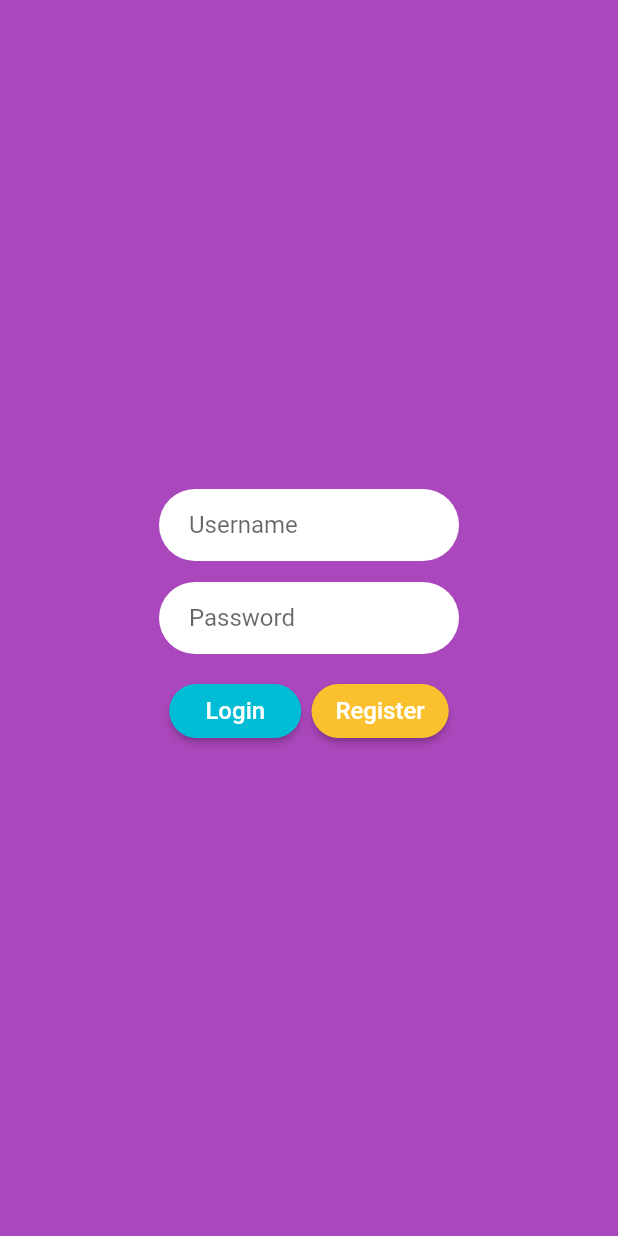
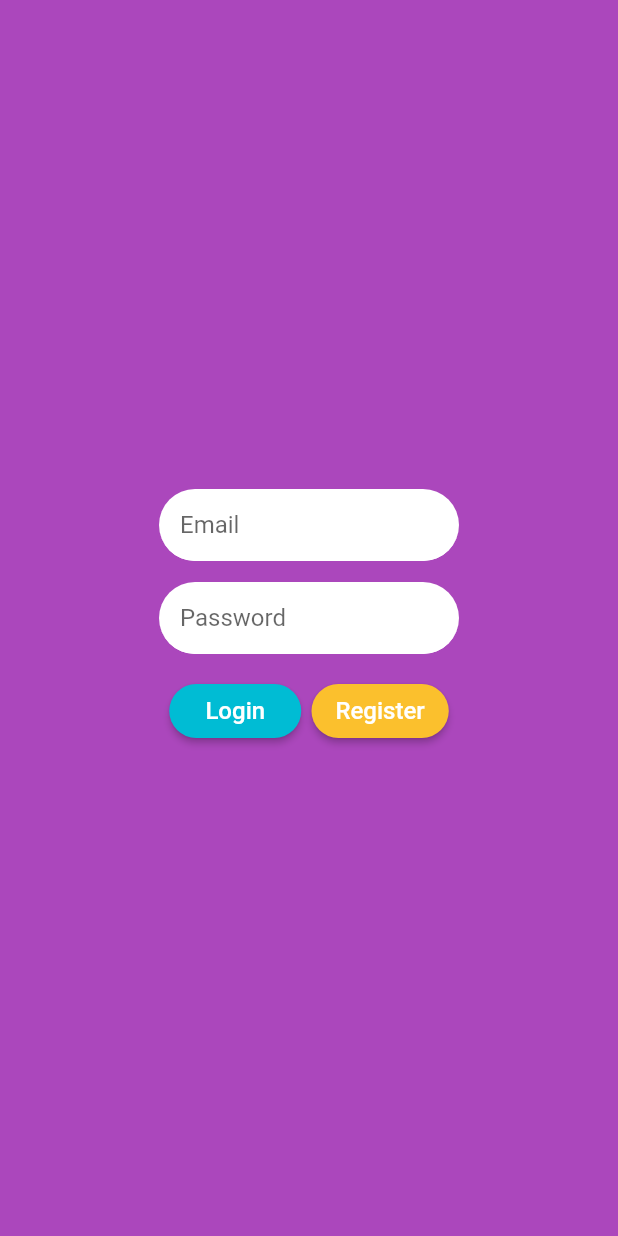
Before and after one commit to ashiqurrah7/Quizzard, a Flutter app: the Login screen opened directly, on a phone screen of 412 x 824 dp. Run offline on Flutter 3.47's test engine with Material 2 defaults, Android fonts, the phone set to English and light mode, and no system bars; our stand-ins replace cloud_firestore, firebase_auth, flutter_spinkit; accounts and stored records are empty.

Commit message:
Working Signup and Signin

```diff
--- a/lib/models/user.dart
+++ b/lib/models/user.dart
@@ -1,10 +1,10 @@
-class Users {
+class User {
   final String uid;
   String fname;
   String username;
   String password;
 
-  Users({
+  User({
     this.uid,
     this.fname,
     this.username,
--- a/lib/login.dart
+++ b/lib/screens/authenticate/login.dart
@@ -1,6 +1,8 @@
 import 'package:flutter/cupertino.dart';
 import 'package:flutter/material.dart';
 import 'package:quizzard/services/auth.dart';
+import 'package:quizzard/shared/constants.dart';
+import 'package:quizzard/shared/loading.dart';
 
 void main() => runApp(MaterialApp(
   home: Login(),
@@ -10,6 +12,9 @@ void main() => runApp(MaterialApp(
 
 class Login extends StatefulWidget {
 
+  final Function toggleView;
+  Login({ this.toggleView });
+
   @override
   _LoginState createState() => _LoginState();
 }
@@ -17,54 +22,41 @@ class Login extends StatefulWidget {
 class _LoginState extends State<Login> {
 
   final AuthService _auth = AuthService();
+  final _formKey = GlobalKey<FormState>();
+  bool loading = false;
+
 
   String username = '';
   String password = '';
+  String error = '';
 
   @override
   Widget build(BuildContext context) {
-    return Scaffold(
+    return loading ? Loading() : Scaffold(
       backgroundColor: Colors.purple[400],
       body: Center(
         child: Container(
           height: 200,
           width: 200,
           child: Form(
+            key: _formKey,
             child: Column(
               mainAxisAlignment: MainAxisAlignment.spaceEvenly,
               children: <Widget>[
-                Container(
-                  decoration: BoxDecoration(
-                      color: Colors.white,
-                      borderRadius: BorderRadius.circular(30)
-                  ),
-                  padding: EdgeInsets.only(left: 20),
-                  child: TextFormField(
-                    decoration: InputDecoration(
-                      border: InputBorder.none,
-                      hintText: 'Username',
-                    ),
+                TextFormField(
+                  validator: (val) => val.isEmpty ? 'Enter a username' : null,
+                  decoration: textInputDecoration.copyWith(hintText: 'Email'),
                   onChanged: (val){
                     setState(() => username = val);
                   },
                 ),
-                ),
-                Container(
-                  decoration: BoxDecoration(
-                    color: Colors.white,
-                    borderRadius: BorderRadius.circular(30)
-                  ),
-                  padding: EdgeInsets.only(left: 20),
-                  child: TextFormField(
-                    decoration: InputDecoration(
-                      border: InputBorder.none,
-                      hintText: 'Password',
-                    ),
+                TextFormField(
+                  validator: (val) => val.length < 6 ? 'Enter a password which is 6+ characters long' : null,
+                  decoration: textInputDecoration.copyWith(hintText: 'Password'),
                   obscureText: true,
                   onChanged: (val){
                     setState(() => password = val);
                   }
-                  ),
                 ),
                 Row(
                   mainAxisAlignment: MainAxisAlignment.spaceEvenly,
@@ -81,8 +73,17 @@ class _LoginState extends State<Login> {
                             fontSize: 16,
                           ),
                         ),
-                        onPressed: (){
-
+                        onPressed: () async {
+                          if (_formKey.currentState.validate()){
+                            setState(() => loading = true);
+                            dynamic result = await _auth.signInWithCreds(username, password);
+                            if(result == null) {
+                              setState(() {
+                                error = 'Could not sign in with those credentials';
+                                loading = false;
+                              });
+                            }
+                          }
                         },
                       ),
                       MaterialButton(
@@ -98,7 +99,7 @@ class _LoginState extends State<Login> {
                           ),
                         ),
                         onPressed: (){
-                          Navigator.pushNamed(context, '/register');
+                          widget.toggleView();
                         },
                       ),
                     ],
--- /dev/null
+++ b/lib/services/database.dart
@@ -0,0 +1,17 @@
+import 'package:cloud_firestore/cloud_firestore.dart';
+
+class DatabaseService{
+
+  final String uid;
+  DatabaseService({this.uid});
+
+  //collection reference
+  final CollectionReference enrollCollection = Firestore.instance.collection('enrolled');
+
+  Future updateUserData(String course) async{
+    return await enrollCollection.document(uid).setData({
+      'course' : course,
+    });
+  }
+
+}
--- /dev/null
+++ b/lib/shared/constants.dart
@@ -0,0 +1,18 @@
+import 'package:flutter/material.dart';
+
+InputDecoration textInputDecoration = InputDecoration(
+  contentPadding: const EdgeInsets.only(
+      left: 14.0, bottom: 8.0, top: 8.0),
+  filled: true,
+  fillColor: Colors.white,
+  enabledBorder: UnderlineInputBorder(
+    borderSide: new BorderSide(color: Colors.white),
+    borderRadius: new BorderRadius.circular(25.7),
+  ),
+  focusedBorder: OutlineInputBorder(
+    borderSide: new BorderSide(color: Colors.white),
+    borderRadius: new BorderRadius.circular(25.7),
+  ),
+
+  errorStyle: TextStyle(color: Colors.yellow),
+);
```
Also changed, not shown: lib/main.dart (+40 -38 lines), lib/register.dart (deleted, +0 -145 lines), lib/screens/authenticate/authenticate.dart (added, +26 -0 lines), lib/screens/authenticate/register.dart (added, +132 -0 lines), lib/screens/home/home.dart (renamed from lib/home.dart, +8 -4 lines), lib/screens/wrapper.dart (renamed from lib/services/wrapper.dart, +5 -4 lines), lib/services/auth.dart (+28 -5 lines), lib/shared/loading.dart (added, +17 -0 lines), pubspec.yaml (+4 -3 lines), pubspec.lock, 3 other files. Lines whose indentation alone changed are shown as unchanged.
